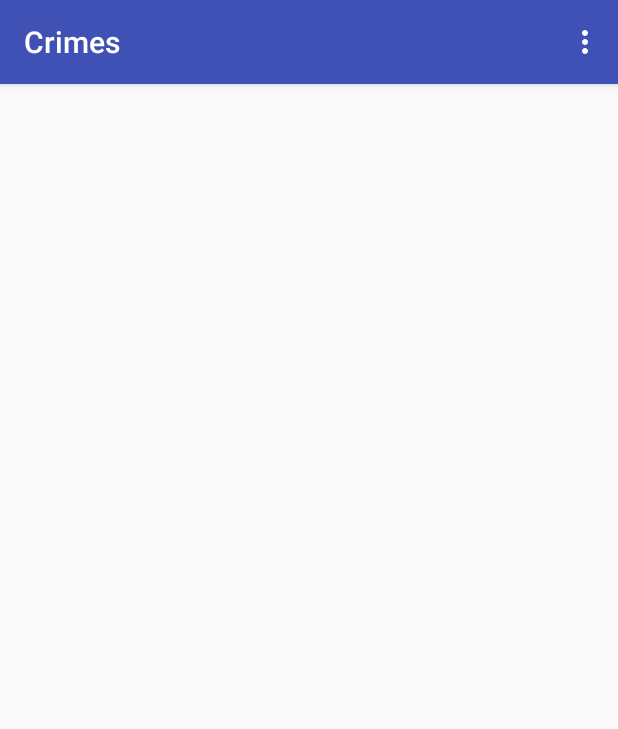
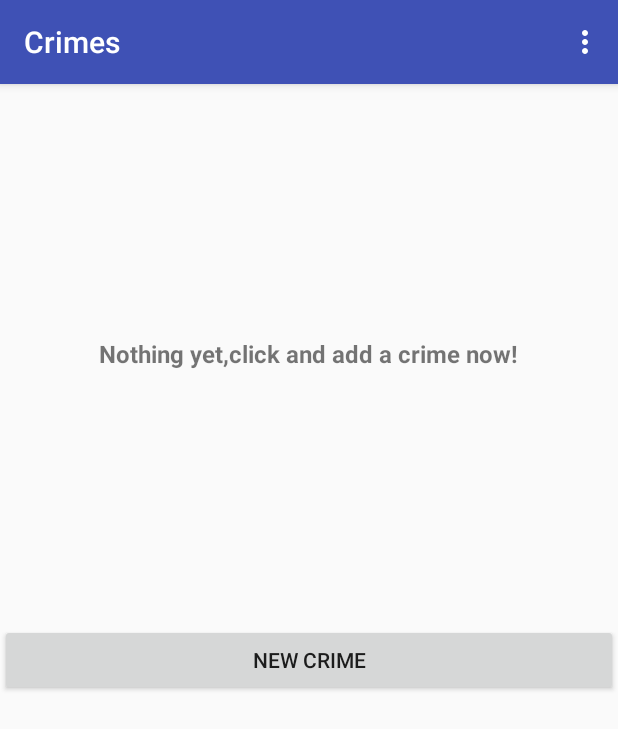
Before and after one commit to yourtion/LearningAndroid, an Android app: the screen it shows after launch (CrimeListActivity), on a phone screen of 412 x 824 dp. Shown: the top 729 px of the screen. Run offline under Robolectric (Android 15) with nearby library versions, the light colour scheme and no system bars.

Commit message:
#16.4 挑战练习：用于列表的空视图

```diff
--- a/CriminalIntent/app/src/main/java/com/yourtion/criminalintent/CrimeListFragment.java
+++ b/CriminalIntent/app/src/main/java/com/yourtion/criminalintent/CrimeListFragment.java
@@ -11,6 +11,7 @@ import android.view.MenuItem;
 import android.view.View;
 import android.view.ViewGroup;
 import android.widget.ArrayAdapter;
+import android.widget.Button;
 import android.widget.CheckBox;
 import android.widget.ListView;
 import android.widget.TextView;
@@ -26,6 +27,15 @@ public class CrimeListFragment extends ListFragment {
 
     private ArrayList<Crime> mCrimes;
     private boolean mSubtitleVisible;
+
+    private void createCrime () {
+        Crime crime = new Crime();
+
+        CrimeLab.get(getActivity()).addCrime(crime);
+        Intent i = new Intent(getActivity(), CrimePagerActivity.class);
+        i.putExtra(CrimeFragment.EXTRA_CRIME_ID, crime.getId());
+        startActivityForResult(i, 0);
+    }
 
     @Override
     public void onCreate(Bundle savedInstanceState) {
@@ -43,7 +53,15 @@ public class CrimeListFragment extends ListFragment {
 
     @Override
     public View onCreateView(LayoutInflater inflater, ViewGroup container, Bundle savedInstanceState) {
-        View v = super.onCreateView(inflater, container, savedInstanceState);
+        View v = inflater.inflate(R.layout.fragment_crime_list, container, false);
+
+        Button addCrime = (Button) v.findViewById(R.id.empty_add_button);
+        addCrime.setOnClickListener(new View.OnClickListener() {
+            @Override
+            public void onClick(View v) {
+                createCrime();
+            }
+        });
 
         if (mSubtitleVisible) {
             AppCompatActivity appCompatActivity = (AppCompatActivity) getActivity();
@@ -70,12 +88,7 @@ public class CrimeListFragment extends ListFragment {
     public boolean onOptionsItemSelected(MenuItem item) {
         switch (item.getItemId()) {
             case R.id.menu_item_new_crime:
-                Crime crime = new Crime();
-
-                CrimeLab.get(getActivity()).addCrime(crime);
-                Intent i = new Intent(getActivity(), CrimePagerActivity.class);
-                i.putExtra(CrimeFragment.EXTRA_CRIME_ID, crime.getId());
-                startActivityForResult(i, 0);
+                createCrime();
                 return true;
             case R.id.menu_item_show_subtitle:
                 AppCompatActivity appCompatActivity = (AppCompatActivity) getActivity();
--- /dev/null
+++ b/CriminalIntent/app/src/main/res/layout/fragment_crime_list.xml
@@ -0,0 +1,39 @@
+<?xml version="1.0" encoding="utf-8"?>
+<FrameLayout xmlns:android="http://schemas.android.com/apk/res/android"
+             android:layout_width="match_parent"
+             android:layout_height="match_parent">
+
+    <ListView
+        android:id="@android:id/list"
+        android:layout_width="match_parent"
+        android:layout_height="match_parent">
+    </ListView>
+
+    <RelativeLayout
+        android:id="@android:id/empty"
+        android:layout_width="match_parent"
+        android:layout_height="match_parent"
+        android:layout_gravity="center">
+
+        <TextView
+            android:layout_width="wrap_content"
+            android:layout_height="wrap_content"
+            android:text="@string/add_crime_tips"
+            android:textSize="16sp"
+            android:textStyle="bold"
+            android:gravity="center_vertical"
+            android:layout_centerHorizontal="true"
+            android:layout_above="@+id/empty_add_button"
+            android:layout_alignParentTop="true"/>
+
+        <Button
+            android:id="@+id/empty_add_button"
+            android:layout_width="match_parent"
+            android:layout_height="wrap_content"
+            android:text="@string/new_crime"
+            android:layout_centerVertical="true"
+            android:layout_alignParentLeft="true"
+            android:layout_alignParentStart="true"/>
+    </RelativeLayout>
+
+</FrameLayout>
--- a/CriminalIntent/app/src/main/res/values/strings.xml
+++ b/CriminalIntent/app/src/main/res/values/strings.xml
@@ -15,5 +15,6 @@
     <string name="show_subtitle">Show Subtitle</string>
     <string name="hide_subtitle">Hide Subtitle</string>
     <string name="subtitle">If you see something, say something.</string>
+    <string name="add_crime_tips">Nothing yet,click and add a crime now!</string>
     <string name="delete_crime">Delete</string>
 </resources>
```
